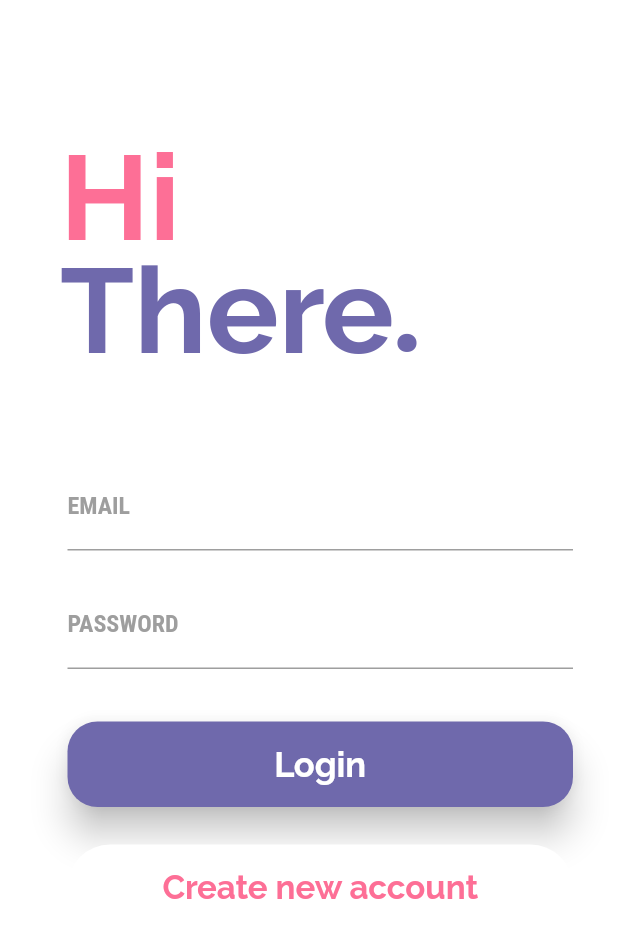
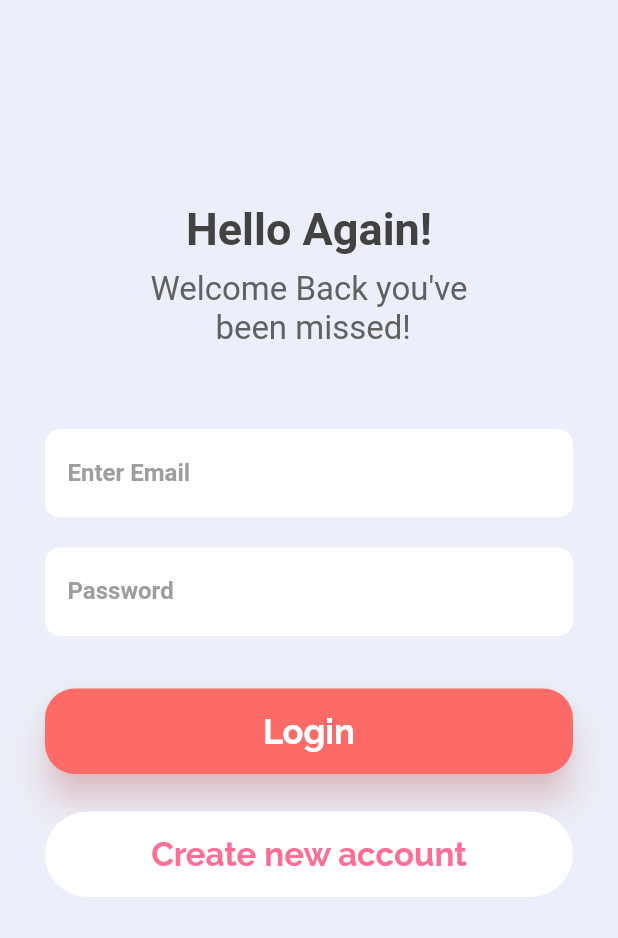
Before and after one commit to GajjarMiten/ReciGenie, a Flutter app: the screen it shows after launch, on a phone screen of 412 x 824 dp. Shown: the top 938 px of the screen. Run offline on Flutter 3.47's test engine with Material 2 defaults, Android fonts, the phone set to English and light mode, and no system bars; drawn by our look-alikes of animated_text_kit; our stand-ins replace cached_network_image, firebase_auth, firebase_core, permission_handler, speech_to_text, webview_flutter; accounts and stored records are empty.

Commit message:
new Auth Page UI

```diff
--- a/lib/screens/auth_screen.dart
+++ b/lib/screens/auth_screen.dart
@@ -64,7 +64,7 @@
   @override
   Widget build(BuildContext context) {
     return Scaffold(
-      backgroundColor: Colors.white,
+      backgroundColor: Color(0xffeceff9),
       body: AuthForm(_submitAuthForm, _isLoading),
     );
   }
--- a/lib/widgets/auth/auth_form.dart
+++ b/lib/widgets/auth/auth_form.dart
@@ -1,3 +1,5 @@
+// import 'dart:html';
+
 import 'package:flutter/material.dart';
 import 'package:animated_text_kit/animated_text_kit.dart';
 
@@ -41,71 +43,106 @@
       reverse: true,
       padding: const EdgeInsets.only(
         top: 35,
-        left: 25,
+        // left: 25,
       ),
       child: Column(
         children: <Widget>[
           Column(
             crossAxisAlignment: CrossAxisAlignment.start,
             children: <Widget>[
-              Stack(
-                children: <Widget>[
-                  Container(
-                    padding: const EdgeInsets.fromLTRB(15.0, 50.0, 0.0, 0.0),
-                    child: const Text('Hi',
+              // Stack(
+              //   children: <Widget>[
+              //     Container(
+              //       padding: const EdgeInsets.fromLTRB(15.0, 50.0, 0.0, 0.0),
+              //       child: const Text('Hi',
+              //           style: TextStyle(
+              //               color: Color.fromRGBO(253, 111, 150, 1),
+              //               fontSize: 80.0,
+              //               fontFamily: "Raleway",
+              //               fontWeight: FontWeight.bold)),
+              //     ),
+              //     Container(
+              //       padding: const EdgeInsets.fromLTRB(15.0, 125.0, 0.0, 0.0),
+              //       child: DefaultTextStyle(
+              //         style: const TextStyle(
+              //           fontFamily: "Raleway",
+              //           fontSize: 80.0,
+              //           fontWeight: FontWeight.bold,
+              //           color: Color.fromRGBO(111, 105, 172, 1),
+              //         ),
+              //         child: AnimatedTextKit(
+              //           animatedTexts: [
+              //             WavyAnimatedText("There"),
+              //             WavyAnimatedText('Again'),
+              //           ],
+              //           isRepeatingAnimation: false,
+              //         ),
+              //       ),
+              //     ),
+              //     Container(
+              //       padding: const EdgeInsets.fromLTRB(235.0, 125.0, 0.0, 0.0),
+              //       child: const Text('.',
+              //           style: TextStyle(
+              //               fontSize: 80.0,
+              //               fontWeight: FontWeight.bold,
+              //               color: Color.fromRGBO(111, 105, 172, 1))),
+              //     )
+              //   ],
+              // ),
+              Center(
+                child: Column(
+                  children: [
+                    SizedBox(
+                      height: 100,
+                    ),
+                    Text(
+                      _isLogin ? "Hello Again!" : "Welcome!",
                       style: TextStyle(
-                            color: Color.fromRGBO(253, 111, 150, 1),
-                            fontSize: 80.0,
-                            fontFamily: "Raleway",
-                            fontWeight: FontWeight.bold)),
-                  ),
-                  Container(
-                    padding: const EdgeInsets.fromLTRB(15.0, 125.0, 0.0, 0.0),
-                    child: DefaultTextStyle(
-                      style: const TextStyle(
-                        fontFamily: "Raleway",
-                        fontSize: 80.0,
+                        fontSize: 30,
+                        color: Colors.grey[800],
                         fontWeight: FontWeight.bold,
-                        color: Color.fromRGBO(111, 105, 172, 1),
-                      ),
-                      child: AnimatedTextKit(
-                        animatedTexts: [
-                          WavyAnimatedText("There"),
-                          WavyAnimatedText('Again'),
-                        ],
-                        isRepeatingAnimation: false,
                       ),
                     ),
+                    SizedBox(
+                      height: 10,
                     ),
-                  Container(
-                    padding: const EdgeInsets.fromLTRB(235.0, 125.0, 0.0, 0.0),
-                    child: const Text('.',
+                    Text(
+                      _isLogin
+                          ? "Welcome Back you've \n been missed!"
+                          : "Lets Get you all Set Up.",
+                      textAlign: TextAlign.center,
                       style: TextStyle(
-                            fontSize: 80.0,
-                            fontWeight: FontWeight.bold,
-                            color: Color.fromRGBO(111, 105, 172, 1))),
-                  )
+                        color: Colors.grey[700],
+                        fontSize: 22,
+                      ),
+                    ),
                   ],
+                ),
               ),
               Form(
                 key: _formKey,
                 child: SingleChildScrollView(
                   child: Container(
                       padding: const EdgeInsets.only(
-                          top: 54.0, left: 20.0, right: 30.0),
+                          top: 54.0, left: 30.0, right: 30.0),
                       child: Column(
                         children: <Widget>[
-                          TextFormField(
+                          Container(
+                            decoration: BoxDecoration(
+                                color: Colors.white,
+                                borderRadius: BorderRadius.circular(10)),
+                            child: Padding(
+                              padding:
+                                  const EdgeInsets.symmetric(horizontal: 15),
+                              child: TextFormField(
                                 key: const ValueKey('email'),
                                 decoration: const InputDecoration(
-                                labelText: 'EMAIL',
+                                  labelText: 'Enter Email',
+                                  border: InputBorder.none,
                                   labelStyle: TextStyle(
-                                    fontFamily: 'RobotoCondensed',
                                       fontWeight: FontWeight.bold,
                                       color: Colors.grey),
-                                focusedBorder: UnderlineInputBorder(
-                                  borderSide: BorderSide(color: Colors.green),
-                                )),
+                                ),
                                 keyboardType: TextInputType.emailAddress,
                                 autocorrect: false,
                                 textCapitalization: TextCapitalization.none,
@@ -120,19 +157,26 @@
                                   _userEmail = value!;
                                 },
                               ),
+                            ),
+                          ),
                           if (!_isLogin) const SizedBox(height: 20.0),
                           if (!_isLogin)
-                            TextFormField(
+                            Container(
+                              decoration: BoxDecoration(
+                                  color: Colors.white,
+                                  borderRadius: BorderRadius.circular(10)),
+                              child: Padding(
+                                padding:
+                                    const EdgeInsets.symmetric(horizontal: 15),
+                                child: TextFormField(
                                   key: const ValueKey('username'),
                                   decoration: const InputDecoration(
-                                  labelText: 'USERNAME',
+                                    labelText: 'Username',
+                                    border: InputBorder.none,
                                     labelStyle: TextStyle(
-                                      fontFamily: 'RobotoCondensed',
                                         fontWeight: FontWeight.bold,
                                         color: Colors.grey),
-                                  focusedBorder: UnderlineInputBorder(
-                                      borderSide:
-                                          BorderSide(color: Colors.green))),
+                                  ),
                                   autocorrect: true,
                                   textCapitalization: TextCapitalization.words,
                                   enableSuggestions: false,
@@ -147,17 +191,24 @@
                                   },
                                   // ignore: missing_return
                                 ),
+                              ),
+                            ),
                           const SizedBox(height: 20.0),
-                          TextFormField(
+                          Container(
+                            decoration: BoxDecoration(
+                                color: Colors.white,
+                                borderRadius: BorderRadius.circular(10)),
+                            child: Padding(
+                              padding:
+                                  const EdgeInsets.symmetric(horizontal: 15),
+                              child: TextFormField(
                                 key: const ValueKey('password'),
                                 decoration: const InputDecoration(
-                              labelText: 'PASSWORD',
+                                  labelText: 'Password',
+                                  border: InputBorder.none,
                                   labelStyle: TextStyle(
-                                  fontFamily: 'RobotoCondensed',
                                       fontWeight: FontWeight.bold,
                                       color: Colors.grey),
-                              focusedBorder: UnderlineInputBorder(
-                                  borderSide: BorderSide(color: Colors.green)),
                                 ),
                                 obscureText: true,
 
@@ -172,6 +223,8 @@
                                   _userPassword = value!;
                                 },
                               ),
+                            ),
+                          ),
                           const SizedBox(
                             height: 35,
                           ),
@@ -182,8 +235,8 @@
                               height: 57.0,
                               child: Material(
                                 borderRadius: BorderRadius.circular(20.0),
-                                shadowColor: Colors.black,
-                                color: const Color.fromRGBO(111, 105, 172, 1),
+                                shadowColor: Color.fromARGB(134, 253, 106, 104),
+                                color: const Color(0xfffd6b68),
                                 elevation: 10.0,
                                 child: TextButton(
                                   onPressed: _trySubmit,
```
Lines whose indentation alone changed are shown as unchanged.
